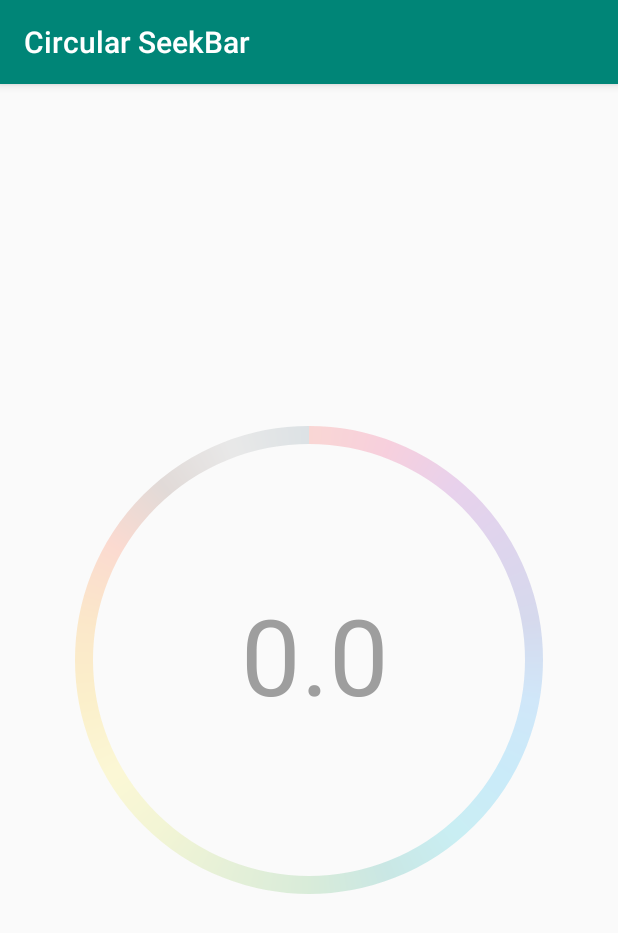
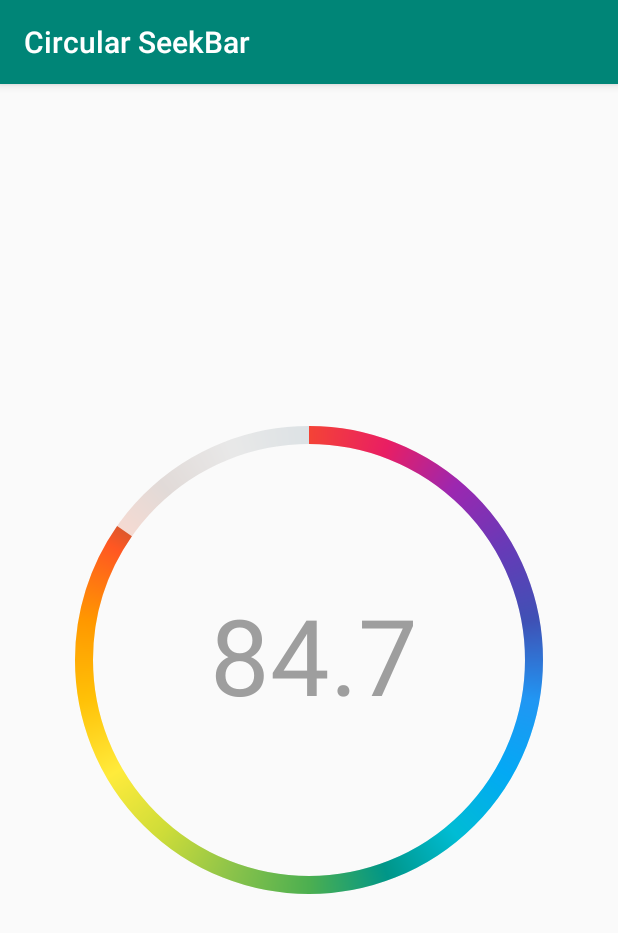
Before and after one commit to stefanodp91/CircularSeekBar, an Android app: the screen it shows after launch (MainActivity), on a phone screen of 412 x 824 dp. Shown: the top 933 px of the screen. Run offline under Robolectric (Android 15) with nearby library versions, the phone set to English and light mode, and no system bars.

Commit message:
set progress  - enable  progress indicator

```diff
--- a/circularseekbar/src/main/res/values/attrs.xml
+++ b/circularseekbar/src/main/res/values/attrs.xml
@@ -6,6 +6,7 @@
         <attr name="cs_progressWidth" format="dimension" />
         <attr name="cs_arcWidth" format="dimension" />
         <attr name="cs_indicator_enabled" format="boolean" />
+        <attr name="cs_progress" format="float" />
         <attr name="cs_indicatorRadius" format="dimension" />
         <attr name="cs_arcRadius" format="dimension" />
         <attr name="cs_enabled" format="boolean" />
--- a/sample/src/main/res/layout/activity_main.xml
+++ b/sample/src/main/res/layout/activity_main.xml
@@ -16,6 +16,7 @@
         app:cs_text="Text"
         app:cs_text_progress="true"
         app:cs_dynamic_text_color="true"
+        app:cs_progress="84.7"
         app:layout_constraintBottom_toBottomOf="parent"
         app:layout_constraintLeft_toLeftOf="parent"
         app:layout_constraintRight_toRightOf="parent"
```
Also changed, not shown: circularseekbar/src/main/java/it/fourn/android/circularseekbar/CircularSeekBar.java (+9 -1 lines), 2 other files.
